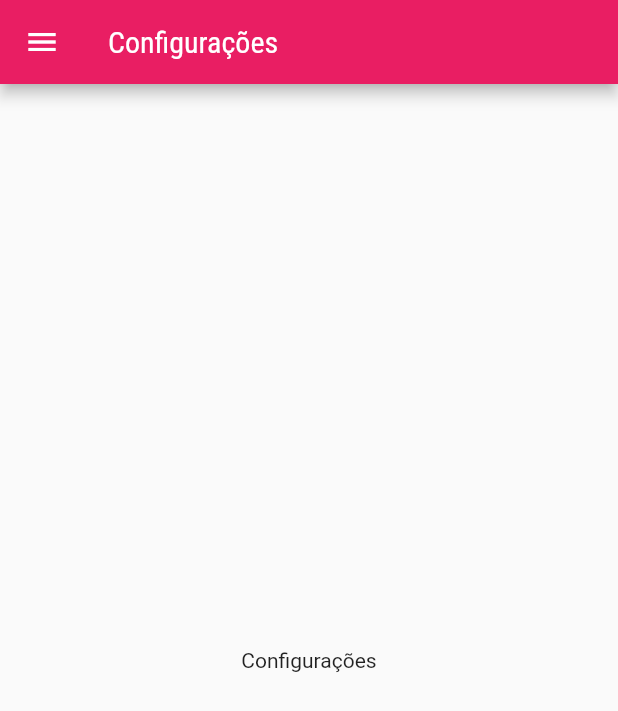
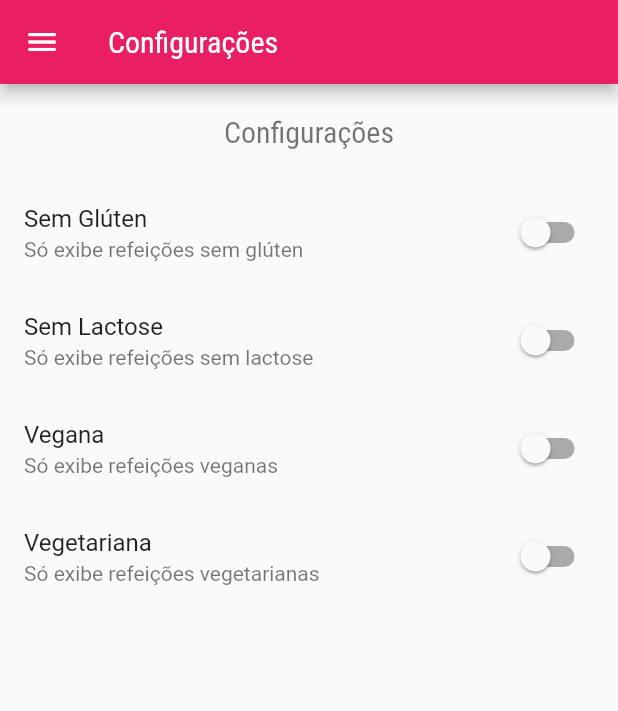
Before and after one commit to andersonmmendes/curso-flutter-meals, a Flutter app: the SettingsScreen screen opened by its route, on a phone screen of 412 x 824 dp. Shown: the top 711 px of the screen. Run offline on Flutter 3.47's test engine with Material 2 defaults, Android fonts, the phone set to English and light mode, and no system bars.

Commit message:
Aula 203 - Finalizada

```diff
--- /dev/null
+++ b/lib/models/settings.dart
@@ -0,0 +1,13 @@
+class Settings {
+  bool isGlutenFree;
+  bool isLactoseFree;
+  bool isVegan;
+  bool isVegetarian;
+
+  Settings({
+    this.isGlutenFree = false,
+    this.isLactoseFree = false,
+    this.isVegan = false,
+    this.isVegetarian = false,
+  });
+}
--- a/lib/screens/settings_screen.dart
+++ b/lib/screens/settings_screen.dart
@@ -1,8 +1,31 @@
 import 'package:flutter/material.dart';
 import 'package:meals/components/main_drawer.dart';
 
-class SettingsScreen extends StatelessWidget {
+import '../models/settings.dart';
+
+class SettingsScreen extends StatefulWidget {
   const SettingsScreen({Key? key}) : super(key: key);
+
+  @override
+  State<SettingsScreen> createState() => _SettingsScreenState();
+}
+
+class _SettingsScreenState extends State<SettingsScreen> {
+  var settings = Settings();
+
+  Widget _createSwitch(
+    String title,
+    String subtitle,
+    bool value,
+    Function(bool) onChanged,
+  ) {
+    return SwitchListTile.adaptive(
+      title: Text(title),
+      subtitle: Text(subtitle),
+      value: value,
+      onChanged: onChanged,
+    );
+  }
 
   @override
   Widget build(BuildContext context) {
@@ -11,8 +34,46 @@ class SettingsScreen extends StatelessWidget {
         title: const Text('Configurações'),
       ),
       drawer: const MainDrawer(),
-      body: Center(
-        child: Text('Configurações'),
+      body: Column(
+        children: [
+          Container(
+            padding: EdgeInsets.all(20),
+            child: Text(
+              'Configurações',
+              style: Theme.of(context).textTheme.headline6,
+            ),
+          ),
+          Expanded(
+            child: ListView(
+              children: [
+                _createSwitch(
+                  'Sem Glúten',
+                  'Só exibe refeições sem glúten',
+                  settings.isGlutenFree,
+                  (value) => setState(() => settings.isGlutenFree = value),
+                ),
+                _createSwitch(
+                  'Sem Lactose',
+                  'Só exibe refeições sem lactose',
+                  settings.isLactoseFree,
+                  (value) => setState(() => settings.isLactoseFree = value),
+                ),
+                _createSwitch(
+                  'Vegana',
+                  'Só exibe refeições veganas',
+                  settings.isVegan,
+                  (value) => setState(() => settings.isVegan = value),
+                ),
+                _createSwitch(
+                  'Vegetariana',
+                  'Só exibe refeições vegetarianas',
+                  settings.isVegetarian,
+                  (value) => setState(() => settings.isVegetarian = value),
+                )
+              ],
+            ),
+          )
+        ],
       ),
     );
   }
```
